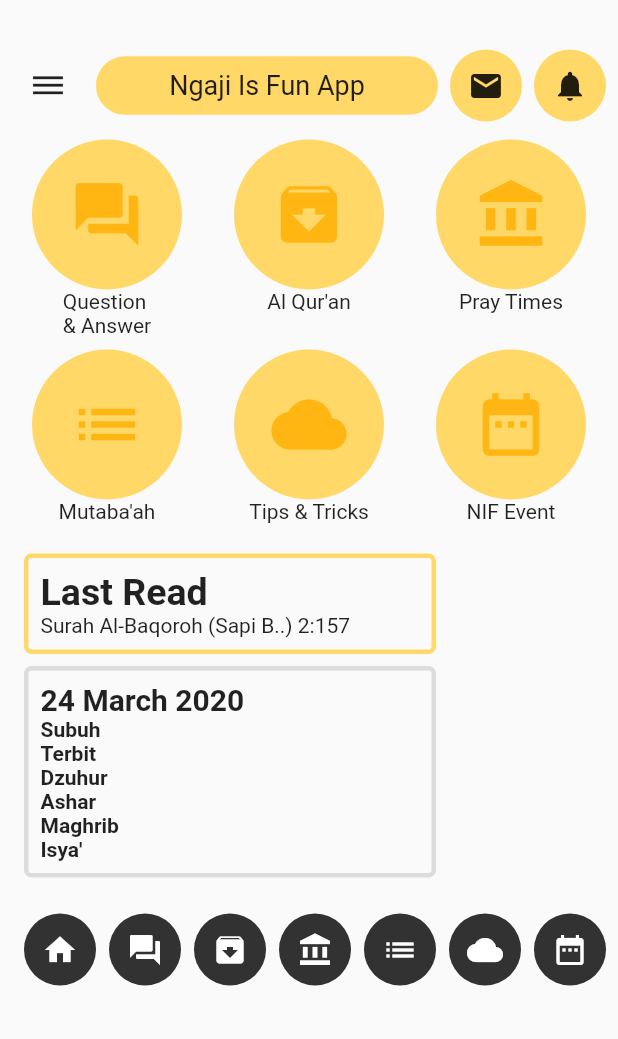
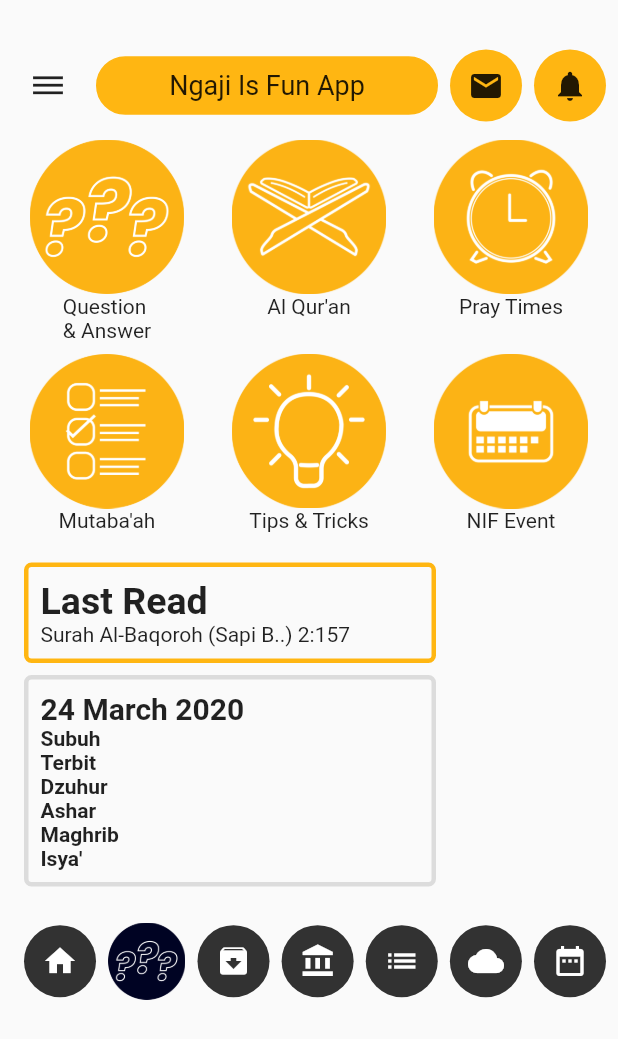
Before and after one commit to TaufiqOdhi/NIF-mobile, a Flutter app: the HomeScreen screen opened by its route, on a phone screen of 412 x 824 dp. Shown: the top 1039 px of the screen. Run offline on Flutter 3.47's test engine with Material 2 defaults, Android fonts, the phone set to English and light mode, and no system bars; our stand-ins replace firebase_auth, firebase_core; accounts and stored records are empty.

Commit message:
change icon pada home (jadi setengah)

```diff
--- a/lib/screen/home.dart
+++ b/lib/screen/home.dart
@@ -30,39 +30,30 @@ class _HomeScreenState extends State<HomeScreen> {
               children: [
                 Column(
                   children: [
-                    CircleAvatar(
-                      radius: 50,
-                      backgroundColor: Theme.of(context).primaryColorLight,
-                      child: Icon(
-                        Icons.question_answer,
-                        size: 50,
-                      ),
+                    Image.asset(
+                      'assets/home/question_answer.png',
+                      width: MediaQuery.of(context).size.width / 4,
+                      height: MediaQuery.of(context).size.width / 4,
                     ),
                     Text('Question\n& Answer'),
                   ],
                 ),
                 Column(
                   children: [
-                    CircleAvatar(
-                      radius: 50,
-                      backgroundColor: Theme.of(context).primaryColorLight,
-                      child: Icon(
-                        Icons.archive,
-                        size: 50,
-                      ),
+                    Image.asset(
+                      'assets/home/quran.png',
+                      width: MediaQuery.of(context).size.width / 4,
+                      height: MediaQuery.of(context).size.width / 4,
                     ),
                     Text("Al Qur'an"),
                   ],
                 ),
                 Column(
                   children: [
-                    CircleAvatar(
-                      radius: 50,
-                      backgroundColor: Theme.of(context).primaryColorLight,
-                      child: Icon(
-                        Icons.account_balance,
-                        size: 50,
-                      ),
+                    Image.asset(
+                      'assets/home/pray_time.png',
+                      width: MediaQuery.of(context).size.width / 4,
+                      height: MediaQuery.of(context).size.width / 4,
                     ),
                     Text('Pray Times'),
                   ],
@@ -85,13 +76,10 @@ class _HomeScreenState extends State<HomeScreen> {
                             MaterialPageRoute(
                                 builder: (ctx) => MutabaahScreen()));
                       },
-                      child: CircleAvatar(
-                        radius: 50,
-                        backgroundColor: Theme.of(context).primaryColorLight,
-                        child: Icon(
-                          Icons.list,
-                          size: 50,
-                        ),
+                      child: Image.asset(
+                        'assets/home/mutabaah.png',
+                        width: MediaQuery.of(context).size.width / 4,
+                        height: MediaQuery.of(context).size.width / 4,
                       ),
                     ),
                     Text("Mutaba'ah"),
@@ -99,26 +87,20 @@ class _HomeScreenState extends State<HomeScreen> {
                 ),
                 Column(
                   children: [
-                    CircleAvatar(
-                      radius: 50,
-                      backgroundColor: Theme.of(context).primaryColorLight,
-                      child: Icon(
-                        Icons.cloud,
-                        size: 50,
-                      ),
+                    Image.asset(
+                      'assets/home/tips_tricks.png',
+                      width: MediaQuery.of(context).size.width / 4,
+                      height: MediaQuery.of(context).size.width / 4,
                     ),
                     Text("Tips & Tricks"),
                   ],
                 ),
                 Column(
                   children: [
-                    CircleAvatar(
-                      radius: 50,
-                      backgroundColor: Theme.of(context).primaryColorLight,
-                      child: Icon(
-                        Icons.date_range,
-                        size: 50,
-                      ),
+                    Image.asset(
+                      'assets/home/nif_event.png',
+                      width: MediaQuery.of(context).size.width / 4,
+                      height: MediaQuery.of(context).size.width / 4,
                     ),
                     Text('NIF Event'),
                   ],
@@ -153,17 +135,10 @@ class _HomeScreenState extends State<HomeScreen> {
                 ),
                 onPressed: () {}),
           ),
-          Container(
-            decoration: BoxDecoration(
-              shape: BoxShape.circle,
-              color: Theme.of(context).accentColor,
-            ),
-            child: IconButton(
-                icon: Icon(
-                  Icons.question_answer,
-                  color: Colors.white,
-                ),
-                onPressed: () {}),
+          Image.asset(
+            'assets/home/question_answer_hitam.png',
+            width: MediaQuery.of(context).size.width / 8,
+            height: MediaQuery.of(context).size.width / 8,
           ),
           Container(
             decoration: BoxDecoration(
@@ -287,7 +262,7 @@ class _HomeScreenState extends State<HomeScreen> {
         width: MediaQuery.of(context).size.width / 1.5,
         decoration: BoxDecoration(
           border:
-              Border.all(color: Theme.of(context).primaryColorLight, width: 3),
+              Border.all(color: Theme.of(context).primaryColorDark, width: 3),
           borderRadius: BorderRadius.circular(5),
         ),
         child: Padding(
@@ -325,9 +300,9 @@ class _HomeScreenState extends State<HomeScreen> {
           child: Container(
             padding: EdgeInsets.all(8),
             decoration: BoxDecoration(
-              color: Theme.of(context).primaryColorLight,
+              color: Theme.of(context).primaryColorDark,
               border: Border.all(
-                color: Theme.of(context).primaryColorLight,
+                color: Theme.of(context).primaryColorDark,
               ),
               borderRadius: BorderRadius.circular(20),
             ),
@@ -344,7 +319,7 @@ class _HomeScreenState extends State<HomeScreen> {
           child: Container(
             decoration: BoxDecoration(
               shape: BoxShape.circle,
-              color: Theme.of(context).primaryColorLight,
+              color: Theme.of(context).primaryColorDark,
             ),
             child: IconButton(
                 icon: Icon(
@@ -363,7 +338,7 @@ class _HomeScreenState extends State<HomeScreen> {
           child: Container(
             decoration: BoxDecoration(
               shape: BoxShape.circle,
-              color: Theme.of(context).primaryColorLight,
+              color: Theme.of(context).primaryColorDark,
             ),
             child: IconButton(
                 icon: Icon(
--- a/lib/screen/sign_up.dart
+++ b/lib/screen/sign_up.dart
@@ -201,28 +201,28 @@ class _SignUpScreenState extends State<SignUpScreen> {
                         borderRadius: BorderRadius.circular(24),
                       ),
                       onPressed: () {
-                        Firebase.initializeApp().then((value) async {
-                          try {
-                            UserCredential userCredential = await FirebaseAuth
-                                .instance
-                                .createUserWithEmailAndPassword(
-                                    email: _email.text,
-                                    password: _password.text);
-                            print('berhasil: ' + userCredential.toString());
-                          } on FirebaseAuthException catch (e) {
-                            if (e.code == 'weak-password') {
-                              print('The password provided is too weak.');
-                            } else if (e.code == 'email-already-in-use') {
-                              print(
-                                  'The account already exists for that email.');
-                            }
-                          } catch (e) {
-                            print(e.toString());
-                          }
-                        });
-                        // Navigator.of(context).pushNamedAndRemoveUntil(
-                        //     HomeScreen.routeName,
-                        //     (Route<dynamic> route) => false);
+                        // Firebase.initializeApp().then((value) async {
+                        //   try {
+                        //     UserCredential userCredential = await FirebaseAuth
+                        //         .instance
+                        //         .createUserWithEmailAndPassword(
+                        //             email: _email.text,
+                        //             password: _password.text);
+                        //     print('berhasil: ' + userCredential.toString());
+                        //   } on FirebaseAuthException catch (e) {
+                        //     if (e.code == 'weak-password') {
+                        //       print('The password provided is too weak.');
+                        //     } else if (e.code == 'email-already-in-use') {
+                        //       print(
+                        //           'The account already exists for that email.');
+                        //     }
+                        //   } catch (e) {
+                        //     print(e.toString());
+                        //   }
+                        // });
+                        Navigator.of(context).pushNamedAndRemoveUntil(
+                            HomeScreen.routeName,
+                            (Route<dynamic> route) => false);
                       }),
                 ),
               ],
--- a/pubspec.yaml
+++ b/pubspec.yaml
@@ -52,6 +52,7 @@ flutter:
   assets:
      - assets/
      - assets/login/
+     - assets/home/
 
   # An image asset can refer to one or more resolution-specific "variants", see
   # https://flutter.dev/assets-and-images/#resolution-aware.
```
Also changed, not shown: assets/home/mutabaah.png (added), assets/home/mutabaah_hitam.png (added), assets/home/nif_event.png (added), assets/home/nif_event_hitam.png (added), assets/home/pray_time.png (added), assets/home/pray_time_hitam.png (added), assets/home/question_answer.png (added), assets/home/question_answer_hitam.png (added), assets/home/quran.png (added), assets/home/quran_hitam.png (added), assets/home/tips_tricks.png (added), assets/home/tips_triks_hitam.png (added).
